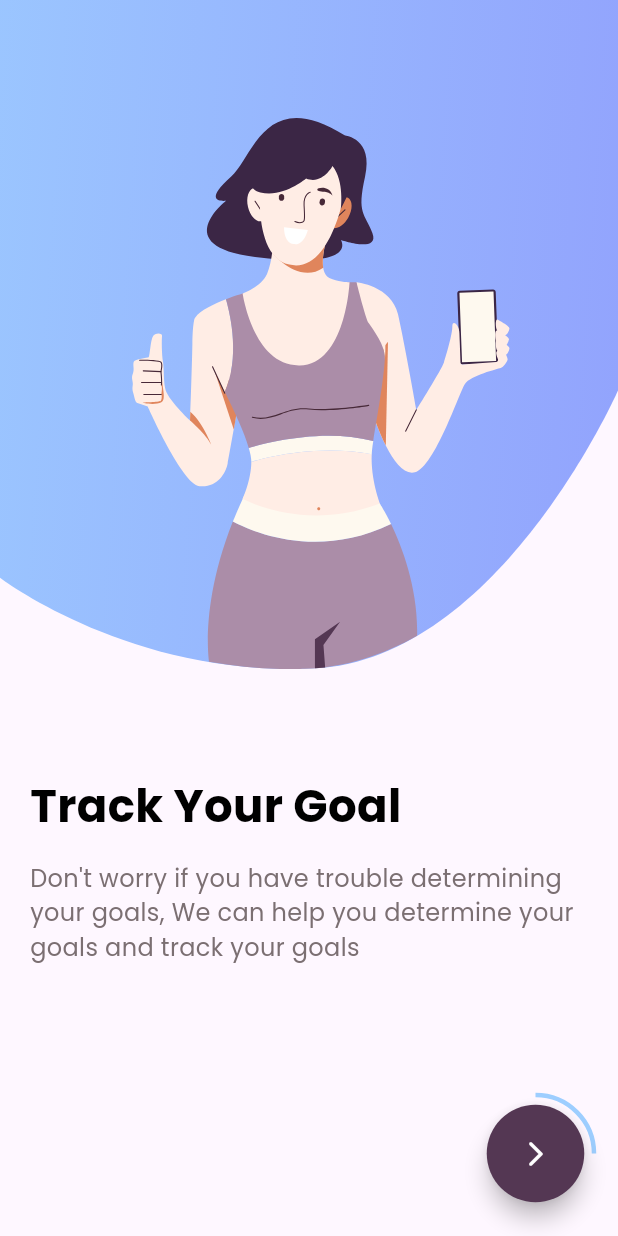
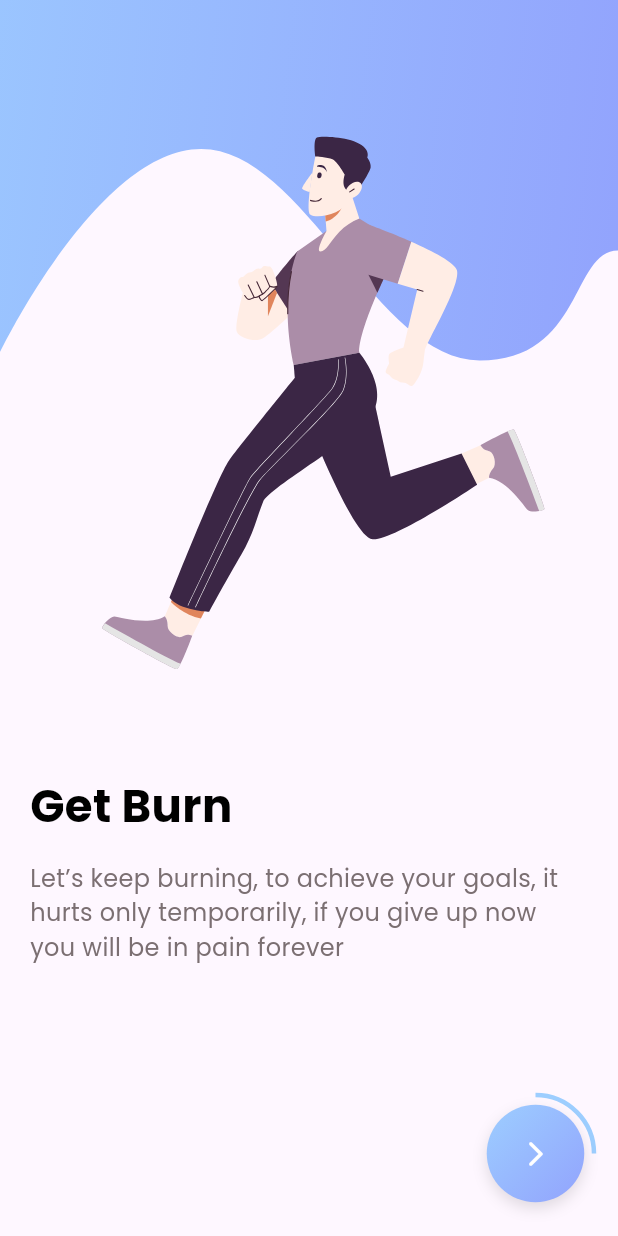
Before and after one commit to Shamoon-Abbas/Fitness_app, a Flutter app: the Onboarding3 screen opened directly, on a phone screen of 412 x 824 dp. Run offline on Flutter 3.47's test engine with Material 3 defaults, Android fonts, the phone set to English and light mode, and no system bars; our stand-ins replace flutter_svg.

Commit message:
just completed the floating action button of the onboarding_3

```diff
--- a/lib/onboarding_3.dart
+++ b/lib/onboarding_3.dart
@@ -1,7 +1,9 @@
+import 'package:fitness_app/widgets/onboarding_FAB.dart';
 import 'package:flutter/material.dart';
 import 'package:flutter_svg/svg.dart';
 
 import 'onboarding_4.dart';
+import 'onboarding_5.dart';
 import 'widgets/onborading_image.dart';
 
 class Onboarding3 extends StatelessWidget {
@@ -13,49 +15,38 @@ class Onboarding3 extends StatelessWidget {
       body: Column(
         crossAxisAlignment: CrossAxisAlignment.start,
         children: [
-          // Center(child: SvgPicture.asset("assets/images/girl_onboard3.svg",
-          // height: 485,)),
-          buildOnboardingImage("assets/images/onboard3.svg"),
-          SizedBox(height: 70,),
+          buildOnboardingImage("assets/images/onboard4.svg"),
+          SizedBox(height: 70),
           Padding(
-            padding: const EdgeInsets.symmetric(horizontal:20),
-            child: Text("Track Your Goal",style: TextStyle(
-              fontSize: 30,
-              color: Colors.black,
-              fontFamily: 'bold'
-            ),),
+            padding: const EdgeInsets.symmetric(horizontal: 20),
+            child: Text(
+              "Get Burn",
+              style: TextStyle(
+                fontSize: 30,
+                color: Colors.black,
+                fontFamily: 'bold',
+              ),
+            ),
           ),
           Padding(
-            padding: const EdgeInsets.symmetric(horizontal: 20,vertical: 15),
-            child: Text("Don't worry if you have trouble determining your goals, We can help you determine your goals and track your goals",
-            style: TextStyle(
-              fontSize: 16,
-              color: Color(0xFF7B6F72),
-              fontFamily: 'regular'
-            ),),
+            padding: const EdgeInsets.symmetric(horizontal: 20, vertical: 15),
+            child: Text(
+              "Let’s keep burning, to achieve your goals, it hurts only temporarily, if you give up now you will be in pain forever",
+              style: TextStyle(
+                fontSize: 16,
+                color: Color(0xFF7B6F72),
+                fontFamily: 'regular',
+              ),
+            ),
           ),
-
         ],
       ),
-      floatingActionButton: Stack(
-        alignment: Alignment.center,
-        children: [
-        SizedBox(
-        width: 78,
-        height: 78,
-        child: CircularProgressIndicator(
-          value: 0.25, // 25% filled (semi-circle would be 0.5, adjust as needed)
-          strokeWidth: 3,
-          valueColor: AlwaysStoppedAnimation<Color>(Color(0xFF9DCEFF)),
-          backgroundColor: Colors.transparent,
-        ),
-      ),Container(height: 65,width: 65,
-        child: FloatingActionButton(onPressed: (){
-          Navigator.push(context, MaterialPageRoute(builder: (context)=>Onboarding4()));
-        },child: Icon(Icons.arrow_forward_ios_rounded,color: Colors.white,size: 20),backgroundColor: Color(0xFF543753),shape: RoundedRectangleBorder(borderRadius: BorderRadiusGeometry.circular(40)),),
+      floatingActionButton: gradientFAB(
+        progressValue: 0.25, // 75% for onboarding screen 3
+        onPressed: () {
+          Navigator.push(context, MaterialPageRoute(builder: (context) => Onboarding4()));
+        },
       ),
-      ]
-      )
     );
   }
 }
--- /dev/null
+++ b/lib/widgets/onboarding_FAB.dart
@@ -0,0 +1,55 @@
+import 'dart:ui';
+
+import 'package:flutter/cupertino.dart';
+import 'package:flutter/material.dart';
+
+Widget gradientFAB({required double progressValue, required VoidCallback onPressed}) {
+  return Stack(
+    alignment: Alignment.center,
+    children: [
+      SizedBox(
+        width: 78,
+        height: 78,
+        child: CircularProgressIndicator(
+          value: progressValue,
+          strokeWidth: 3,
+          valueColor: AlwaysStoppedAnimation<Color>(Color(0xFF9DCEFF)),
+          backgroundColor: Colors.transparent,
+        ),
+      ),
+      Container(
+        height: 65,
+        width: 65,
+        decoration: BoxDecoration(
+          shape: BoxShape.circle,
+          gradient: LinearGradient(
+            colors: [
+              Color(0xFF9DCEFF),
+              Color(0xFF92A3FD),
+            ],
+            begin: Alignment.topLeft,
+            end: Alignment.bottomRight,
+          ),
+          boxShadow: [
+            BoxShadow(
+              color: Colors.black12,
+              blurRadius: 8,
+              offset: Offset(0, 4),
+            )
+          ],
+        ),
+        child: InkWell(
+          customBorder: CircleBorder(),
+          onTap: onPressed,
+          child: Center(
+            child: Icon(
+              Icons.arrow_forward_ios_rounded,
+              color: Colors.white,
+              size: 20,
+            ),
+          ),
+        ),
+      ),
+    ],
+  );
+}
```
